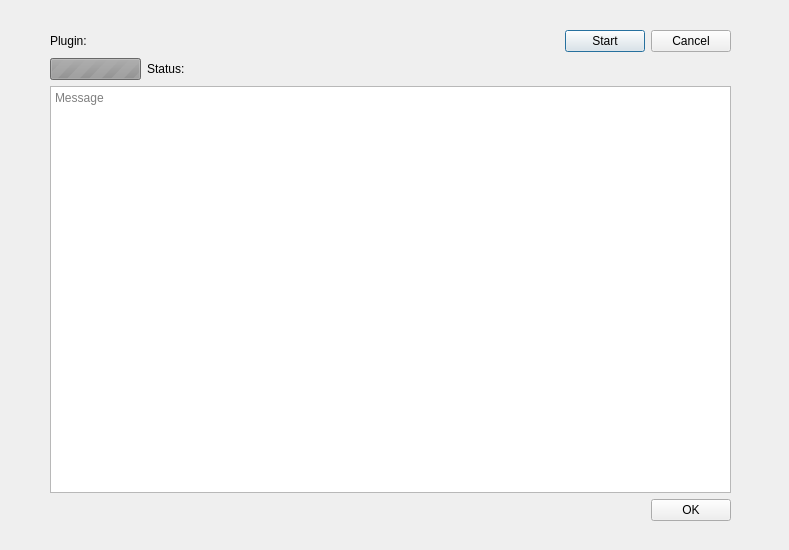
Sigil-Ebook/Sigil, file src/Sigil/Form_Files/PluginRunner.ui: the form before one commit.
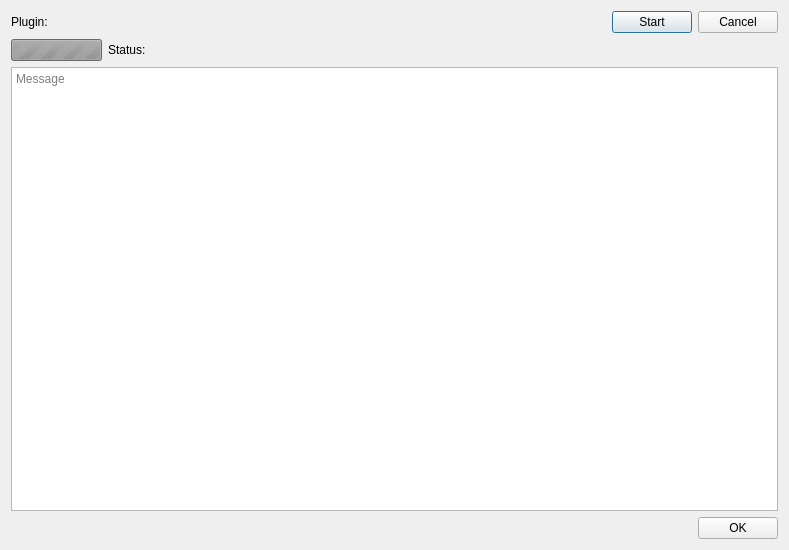
The form after the commit.

Commit message: Fix layout for plugin runner dialog.

Diff of the .ui file:
```diff
--- a/src/Sigil/Form_Files/PluginRunner.ui
+++ b/src/Sigil/Form_Files/PluginRunner.ui
@@ -13,15 +13,8 @@
   <property name="windowTitle">
    <string>Plugin Runner</string>
   </property>
-  <widget class="QWidget" name="layoutWidget">
-   <property name="geometry">
-    <rect>
-     <x>50</x>
-     <y>30</y>
-     <width>681</width>
-     <height>491</height>
-    </rect>
-   </property>
+  <layout class="QVBoxLayout" name="verticalLayout">
+   <item>
    <layout class="QGridLayout" name="gridLayout">
     <item row="0" column="0">
      <widget class="QLabel" name="label">
@@ -135,7 +128,8 @@
      </widget>
     </item>
    </layout>
-  </widget>
+   </item>
+  </layout>
  </widget>
  <resources/>
  <connections/>
```
Lines whose indentation alone changed are shown as unchanged.
